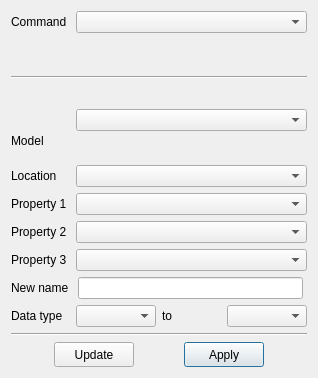
Old version of the form applications/Mapple/dialogs/dialog_properties.ui in the repository LiangliangNan/Easy3D.
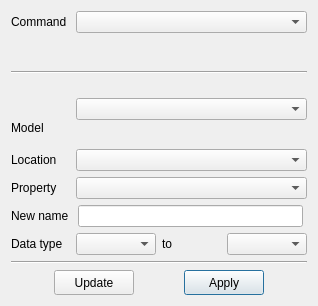
New version of the form.

What changed in the file:
```diff
--- a/applications/Mapple/dialogs/dialog_properties.ui
+++ b/applications/Mapple/dialogs/dialog_properties.ui
@@ -7,7 +7,7 @@
     <x>0</x>
     <y>0</y>
     <width>318</width>
-    <height>378</height>
+    <height>306</height>
    </rect>
   </property>
   <property name="minimumSize">
@@ -22,6 +22,54 @@
   <layout class="QVBoxLayout" name="verticalLayout">
    <item>
     <layout class="QGridLayout" name="gridLayout">
+     <item row="7" column="2">
+      <widget class="QLabel" name="labelPropertyTo">
+       <property name="text">
+        <string>to</string>
+       </property>
+      </widget>
+     </item>
+     <item row="1" column="0" rowspan="2" colspan="4">
+      <widget class="Line" name="line_2">
+       <property name="orientation">
+        <enum>Qt::Horizontal</enum>
+       </property>
+      </widget>
+     </item>
+     <item row="5" column="1" colspan="3">
+      <widget class="QComboBox" name="comboBoxPropertyName">
+       <property name="minimumSize">
+        <size>
+         <width>200</width>
+         <height>0</height>
+        </size>
+       </property>
+      </widget>
+     </item>
+     <item row="6" column="0">
+      <widget class="QLabel" name="labelNewPropertyName">
+       <property name="text">
+        <string>New name</string>
+       </property>
+      </widget>
+     </item>
+     <item row="7" column="0">
+      <widget class="QLabel" name="labelDataType">
+       <property name="text">
+        <string>Data type</string>
+       </property>
+      </widget>
+     </item>
+     <item row="0" column="1" colspan="3">
+      <widget class="QComboBox" name="comboBoxCommand">
+       <property name="minimumSize">
+        <size>
+         <width>200</width>
+         <height>0</height>
+        </size>
+       </property>
+      </widget>
+     </item>
      <item row="0" column="0">
       <widget class="QLabel" name="labelCommand">
        <property name="text">
@@ -29,23 +77,6 @@
        </property>
       </widget>
      </item>
-     <item row="0" column="1" colspan="3">
-      <widget class="QComboBox" name="comboBoxCommands">
-       <property name="minimumSize">
-        <size>
-         <width>200</width>
-         <height>0</height>
-        </size>
-       </property>
-      </widget>
-     </item>
-     <item row="1" column="0" rowspan="2" colspan="4">
-      <widget class="Line" name="line_2">
-       <property name="orientation">
-        <enum>Qt::Horizontal</enum>
-       </property>
-      </widget>
-     </item>
      <item row="2" column="1" rowspan="2" colspan="3">
       <widget class="QComboBox" name="comboBoxModels">
        <property name="minimumSize">
@@ -63,82 +94,7 @@
        </property>
       </widget>
      </item>
-     <item row="4" column="0">
-      <widget class="QLabel" name="labelPropertyLocation">
-       <property name="text">
-        <string>Location</string>
-       </property>
-      </widget>
-     </item>
-     <item row="4" column="1" colspan="3">
-      <widget class="QComboBox" name="comboBoxPropertyLocations">
-       <property name="minimumSize">
-        <size>
-         <width>200</width>
-         <height>0</height>
-        </size>
-       </property>
-      </widget>
-     </item>
-     <item row="5" column="0">
-      <widget class="QLabel" name="labelPropertyName_1">
-       <property name="text">
-        <string>Property 1</string>
-       </property>
-      </widget>
-     </item>
-     <item row="5" column="1" colspan="3">
-      <widget class="QComboBox" name="comboBoxPropertyNames_1">
-       <property name="minimumSize">
-        <size>
-         <width>200</width>
-         <height>0</height>
-        </size>
-       </property>
-      </widget>
-     </item>
-     <item row="6" column="0">
-      <widget class="QLabel" name="labelPropertyName_2">
-       <property name="text">
-        <string>Property 2</string>
-       </property>
-      </widget>
-     </item>
      <item row="6" column="1" colspan="3">
-      <widget class="QComboBox" name="comboBoxPropertyNames_2">
-       <property name="minimumSize">
-        <size>
-         <width>200</width>
-         <height>0</height>
-        </size>
-       </property>
-      </widget>
-     </item>
-     <item row="7" column="0">
-      <widget class="QLabel" name="labelPropertyName_3">
-       <property name="text">
-        <string>Property 3</string>
-       </property>
-      </widget>
-     </item>
-     <item row="7" column="1" colspan="3">
-      <widget class="QComboBox" name="comboBoxPropertyNames_3">
-       <property name="minimumSize">
-        <size>
-         <width>200</width>
-         <height>0</height>
-        </size>
-       </property>
-      </widget>
-     </item>
-     <item row="8" column="0">
-      <widget class="QLabel" name="labelNewPropertyName">
-       <property name="text">
-        <string>New name</string>
-       </property>
-      </widget>
-     </item>
-     <item row="8" column="1" colspan="3">
       <layout class="QHBoxLayout" name="horizontalLayout_2">
        <property name="spacing">
         <number>10</number>
@@ -158,7 +114,17 @@
        </item>
       </layout>
      </item>
-     <item row="9" column="1">
+     <item row="4" column="1" colspan="3">
+      <widget class="QComboBox" name="comboBoxPropertyLocation">
+       <property name="minimumSize">
+        <size>
+         <width>200</width>
+         <height>0</height>
+        </size>
+       </property>
+      </widget>
+     </item>
+     <item row="7" column="1">
       <widget class="QComboBox" name="comboBoxSourceType">
        <property name="minimumSize">
         <size>
@@ -168,14 +134,14 @@
        </property>
       </widget>
      </item>
-     <item row="9" column="2">
-      <widget class="QLabel" name="labelPropertyTo">
+     <item row="5" column="0">
+      <widget class="QLabel" name="labelPropertyName">
        <property name="text">
-        <string>to</string>
+        <string>Property</string>
        </property>
       </widget>
      </item>
-     <item row="9" column="3">
+     <item row="7" column="3">
       <widget class="QComboBox" name="comboBoxTargetType">
        <property name="minimumSize">
         <size>
@@ -185,10 +151,10 @@
        </property>
       </widget>
      </item>
-     <item row="9" column="0">
-      <widget class="QLabel" name="labelDataType">
+     <item row="4" column="0">
+      <widget class="QLabel" name="labelPropertyLocation">
        <property name="text">
-        <string>Data type</string>
+        <string>Location</string>
        </property>
       </widget>
      </item>
```
Left out of the diff: 8 changed lines with no effect on the pictures.
